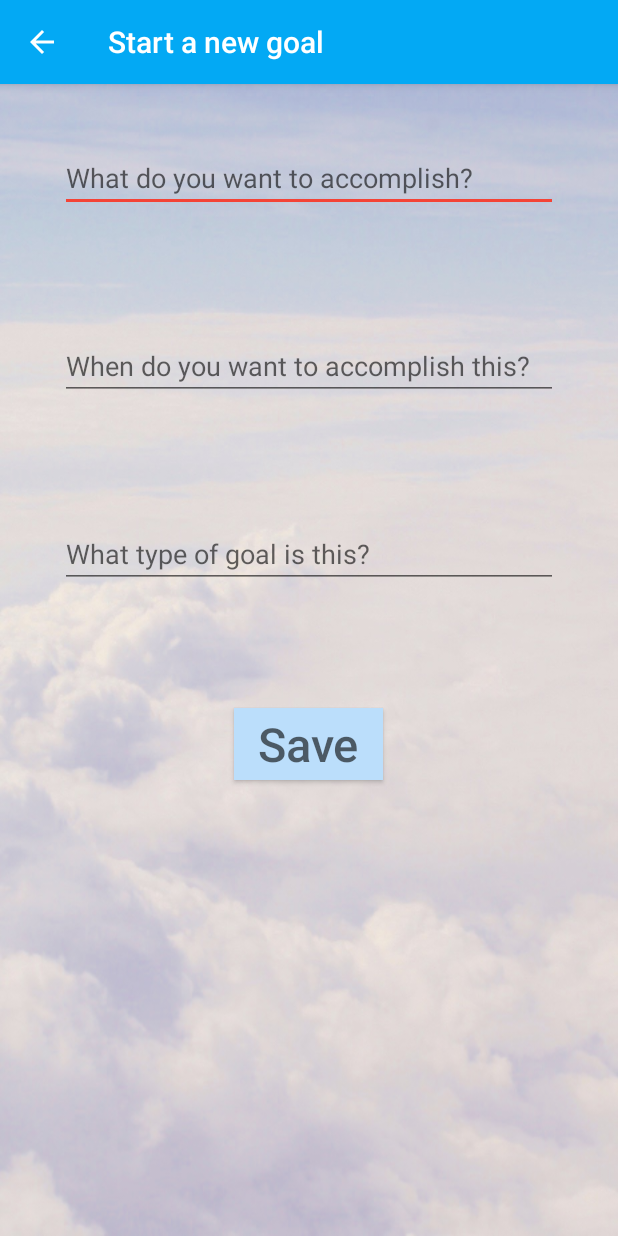
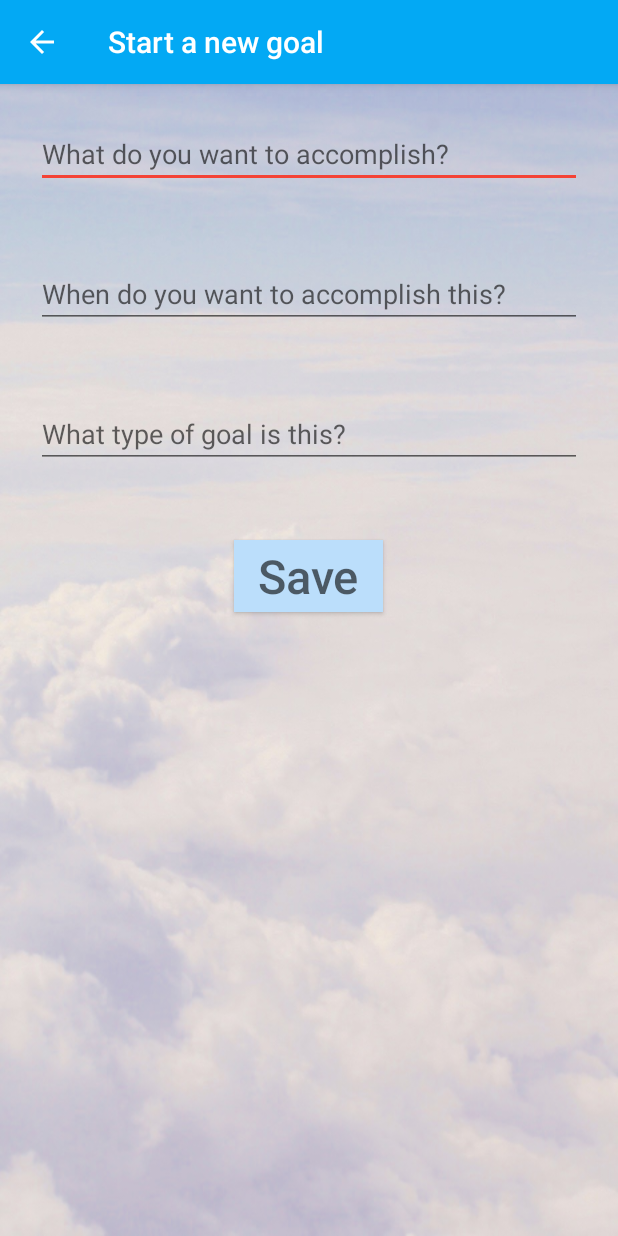
Before and after one commit to alisonhc/Path2Success, an Android app: the InputNewGoal screen opened directly, with no data from a screen before it, on a phone screen of 412 x 824 dp. Run offline under Robolectric (Android 15) with nearby library versions, the phone set to English and light mode, and no system bars.

Commit message:
Should look better on smaller phone now

```diff
--- a/app/src/main/java/com/example/tyler/Path2Success/HistoryDataAdapter.java
+++ b/app/src/main/java/com/example/tyler/Path2Success/HistoryDataAdapter.java
@@ -58,7 +58,7 @@ public class HistoryDataAdapter extends BaseAdapter {
             }
 
             IndividualGoal currentGoalInList=getItem(position);
-            viewHolder.task.setText(currentGoalInList.getDueDate()+"   "+currentGoalInList.getTitle());
+            viewHolder.task.setText(currentGoalInList.getTitle());
 
             return convertView;
 
--- a/app/src/main/res/layout/activity_home_screen.xml
+++ b/app/src/main/res/layout/activity_home_screen.xml
@@ -43,7 +43,7 @@
             android:layout_height="wrap_content"
             android:clickable="true"
             android:src="@drawable/ic_add"
-            android:layout_margin="70px"
+            android:layout_margin="28dp"
             android:onClick="goToInputScreen"
             android:layout_alignParentBottom="true"
             android:layout_alignParentRight="true"
--- a/app/src/main/res/layout/activity_input_new_goal.xml
+++ b/app/src/main/res/layout/activity_input_new_goal.xml
@@ -25,7 +25,7 @@
     <EditText android:id="@+id/taskContent"
         android:layout_width="match_parent"
         android:layout_height="wrap_content"
-        android:layout_margin="60px"
+        android:layout_margin="24dp"
         android:clickable="true"
         android:focusableInTouchMode="true"
         android:maxLength="35"
@@ -37,14 +37,14 @@
         android:layout_height="wrap_content"
         android:id="@+id/datePicker"
         android:hint="@string/hint_of_time"
-        android:layout_margin="60px" />
+        android:layout_margin="24dp" />
 
     <EditText
         android:layout_width="match_parent"
         android:layout_height="wrap_content"
         android:id="@+id/categorySelector"
         android:hint="@string/hint_of_category"
-        android:layout_margin="60px"
+        android:layout_margin="24dp"
         android:layout_gravity="center_horizontal"
         />
 
@@ -58,7 +58,7 @@
         android:hint="Save"
         android:layout_gravity="center_horizontal"
         android:onClick="addNewItem"
-        android:layout_marginTop="60px"
+        android:layout_marginTop="24dp"
         />
 
 
```
Also changed, not shown: app/src/main/res/layout/goal_info.xml (+5 -5 lines), app/src/main/res/layout/history_item_info.xml (+4 -4 lines).
